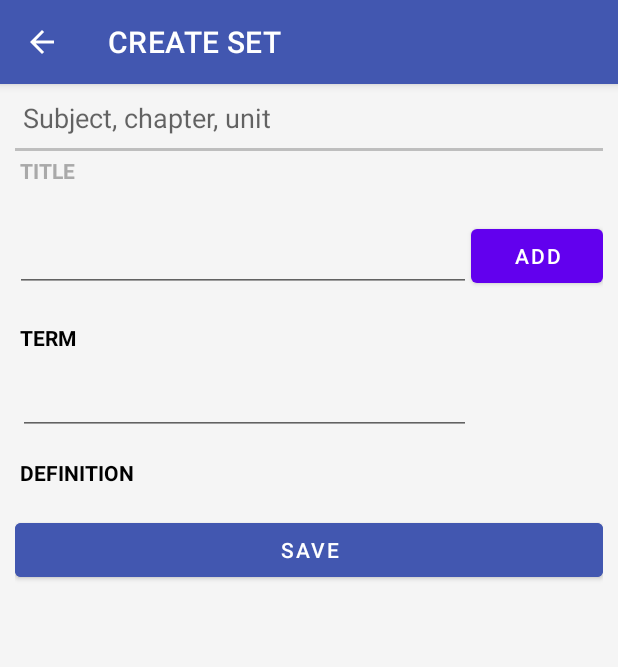
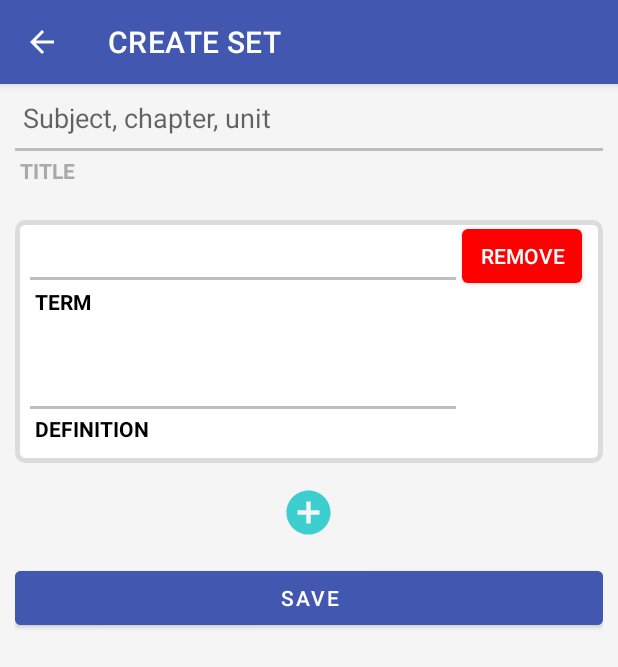
Before and after one commit to kyangho/PRM392-Colorful, an Android app: the CreateStudySetActivity screen opened directly, with no data from a screen before it, on a phone screen of 412 x 824 dp. Shown: the top 667 px of the screen. Run offline under Robolectric (Android 15) with nearby library versions, the phone set to English and light mode, and no system bars.

Commit message:
fix FE create set

```diff
--- a/app/src/main/java/com/coloful/activity/CreateStudySetActivity.java
+++ b/app/src/main/java/com/coloful/activity/CreateStudySetActivity.java
@@ -13,7 +13,9 @@ import android.widget.ArrayAdapter;
 import android.widget.AutoCompleteTextView;
 import android.widget.Button;
 import android.widget.EditText;
+import android.widget.ImageButton;
 import android.widget.LinearLayout;
+import android.widget.RelativeLayout;
 
 import androidx.appcompat.app.AppCompatActivity;
 
@@ -33,14 +35,14 @@ public class CreateStudySetActivity extends AppCompatActivity {
     EditText edt_create_quiz_title;
     Account account;
     AutoCompleteTextView textIn, textIn1;
-    Button buttonAdd;
+    ImageButton buttonAdd;
     LinearLayout container;
     ArrayAdapter<String> adapter1;
+
     @SuppressLint("MissingInflatedId")
     @Override
     protected void onCreate(Bundle savedInstanceState) {
         super.onCreate(savedInstanceState);
-        setContentView(R.layout.activity_create_study_set);
         setContentView(R.layout.activity_create_study_set);
         getSupportActionBar().setDisplayHomeAsUpEnabled(true);
         getSupportActionBar().setBackgroundDrawable(new ColorDrawable(Color.parseColor("#4257b0")));
@@ -48,46 +50,51 @@ public class CreateStudySetActivity extends AppCompatActivity {
         edt_create_quiz_title = findViewById(R.id.edt_create_quiz_title);
         btnSave = findViewById(R.id.btn_save_set);
         questionList.add(new Question());
-        ListViewCreateSetAdapter adapter = new ListViewCreateSetAdapter(this, questionList);
         account = DataLocalManager.getAccount();
         btnSave.setOnClickListener(new View.OnClickListener() {
             @Override
             public void onClick(View view) {
                 QuizDao db = new QuizDao();
-                db.addQuiz(CreateStudySetActivity.this,account.getUsername(),edt_create_quiz_title.getText().toString().trim(), questionList);
+                db.addQuiz(CreateStudySetActivity.this, account.getUsername(), edt_create_quiz_title.getText().toString().trim(), questionList);
             }
         });
         adapter1 = new ArrayAdapter<String>(this,
                 android.R.layout.simple_dropdown_item_1line);
-        textIn = (AutoCompleteTextView)findViewById(R.id.textin);
-        textIn1 = (AutoCompleteTextView)findViewById(R.id.textin1);
-        textIn.setAdapter(adapter1);
-        textIn1.setAdapter(adapter1);
-        buttonAdd = (Button)findViewById(R.id.add);
+        buttonAdd = (ImageButton) findViewById(R.id.add);
         container = (LinearLayout) findViewById(R.id.container);
+        addItem();
+
         buttonAdd.setOnClickListener(new View.OnClickListener() {
             @Override
             public void onClick(View view) {
+                addItem();
+            }
+        });
+    }
+
+    public void addItem() {
         LayoutInflater layoutInflater =
                 (LayoutInflater) getBaseContext().getSystemService(Context.LAYOUT_INFLATER_SERVICE);
         final View addView = layoutInflater.inflate(R.layout.list_view_create_set_item, null);
-                AutoCompleteTextView textOut = (AutoCompleteTextView)addView.findViewById(R.id.edt_term_1);
-                AutoCompleteTextView textOut1 = (AutoCompleteTextView)addView.findViewById(R.id.edt_definition_1);
+        RelativeLayout.LayoutParams params = new RelativeLayout.LayoutParams(
+                RelativeLayout.LayoutParams.MATCH_PARENT,
+                RelativeLayout.LayoutParams.WRAP_CONTENT
+        );
+        params.setMargins(0, 15, 0, 15);
+        addView.setLayoutParams(params);
+        AutoCompleteTextView textOut = (AutoCompleteTextView) addView.findViewById(R.id.edt_term_1);
+        AutoCompleteTextView textOut1 = (AutoCompleteTextView) addView.findViewById(R.id.edt_definition_1);
         textOut.setAdapter(adapter1);
         textOut1.setAdapter(adapter1);
-                textOut.setText(textIn.getText().toString());
-                textOut1.setText(textIn.getText().toString());
-                Button buttonRemove = (Button)addView.findViewById(R.id.remove);
-                final View.OnClickListener thisListener = new View.OnClickListener(){
+        container.addView(addView);
+        Button buttonRemove = (Button) addView.findViewById(R.id.remove);
+        final View.OnClickListener thisListener = new View.OnClickListener() {
             @Override
             public void onClick(View v) {
-                        ((LinearLayout)addView.getParent()).removeView(addView);
+                ((LinearLayout) addView.getParent()).removeView(addView);
             }
         };
         buttonRemove.setOnClickListener(thisListener);
-                container.addView(addView);
-            }
-        });
     }
 
     @Override
--- a/app/src/main/res/layout/activity_create_study_set.xml
+++ b/app/src/main/res/layout/activity_create_study_set.xml
@@ -12,6 +12,7 @@
         android:layout_width="match_parent"
         android:layout_height="wrap_content"
         android:layout_marginHorizontal="10dp"
+        android:gravity="center"
         android:orientation="vertical">
 
         <EditText
@@ -36,66 +37,22 @@
             android:textColor="@color/dark_gray"
             android:textStyle="bold" />
 
-        <RelativeLayout
-            android:layout_width="match_parent"
-            android:layout_height="196dp">
-
-            <Button
-                android:id="@+id/add"
-                android:layout_width="wrap_content"
-                android:layout_height="wrap_content"
-                android:layout_alignParentRight="true"
-                android:text="Add" />
-
-            <AutoCompleteTextView
-                android:id="@+id/textin"
-                android:layout_width="match_parent"
-                android:layout_height="wrap_content"
-                android:layout_alignParentLeft="true"
-                android:layout_toLeftOf="@id/add"
-                android:minHeight="48dp" />
-
-            <TextView
-                android:layout_width="match_parent"
-                android:layout_height="wrap_content"
-                android:layout_below="@+id/textin"
-                android:layout_alignBottom="@+id/textin"
-                android:layout_marginTop="17dp"
-                android:layout_marginBottom="-43dp"
-                android:padding="3dp"
-                android:text="TERM"
-                android:textColor="@color/black"
-                android:textStyle="bold" />
-
-            <AutoCompleteTextView
-                android:id="@+id/textin1"
-                android:layout_width="match_parent"
-                android:layout_height="wrap_content"
-                android:layout_alignParentLeft="true"
-                android:layout_alignParentTop="true"
-                android:layout_marginLeft="2dp"
-                android:layout_marginTop="98dp"
-                android:layout_marginRight="0dp"
-                android:layout_toLeftOf="@id/add" />
-
-            <TextView
-                android:layout_width="match_parent"
-                android:layout_height="wrap_content"
-                android:layout_alignBottom="@+id/textin1"
-                android:layout_marginTop="0dp"
-                android:layout_marginBottom="-38dp"
-                android:padding="3dp"
-                android:text="DEFINITION"
-                android:textColor="@color/black"
-                android:textStyle="bold" />
-        </RelativeLayout>
-
         <LinearLayout
             android:id="@+id/container"
             android:layout_width="match_parent"
             android:layout_height="wrap_content"
-            android:orientation="vertical">
-        </LinearLayout>
+            android:gravity="center"
+            android:orientation="vertical"/>
+
+        <ImageButton
+            android:id="@+id/add"
+            android:layout_width="46dp"
+            android:layout_height="wrap_content"
+            android:layout_marginVertical="5dp"
+            android:backgroundTint="@color/white_smoke"
+            app:srcCompat="@drawable/ic_baseline_add_circle_24"
+            tools:ignore="SpeakableTextPresentCheck" />
+
         <Button
             android:id="@+id/btn_save_set"
             android:layout_width="match_parent"
--- a/app/src/main/res/layout/list_view_create_set_item.xml
+++ b/app/src/main/res/layout/list_view_create_set_item.xml
@@ -2,14 +2,19 @@
 <RelativeLayout xmlns:android="http://schemas.android.com/apk/res/android"
     xmlns:tools="http://schemas.android.com/tools"
     android:layout_width="match_parent"
-    android:layout_height="150dp"
-    android:orientation="vertical">
+    android:layout_height="165dp"
+    android:layout_marginBottom="10dp"
+    android:background="@drawable/border_white"
+    android:orientation="vertical"
+    android:paddingHorizontal="10dp">
 
     <Button
+        android:backgroundTint="@color/red"
         android:id="@+id/remove"
         android:layout_width="wrap_content"
         android:layout_height="wrap_content"
         android:layout_alignParentRight="true"
+        android:textColor="@color/white"
         android:text="Remove" />
 
     <AutoCompleteTextView
@@ -17,7 +22,9 @@
         android:layout_width="match_parent"
         android:layout_height="wrap_content"
         android:layout_alignParentLeft="true"
-        android:layout_toLeftOf="@id/remove"/>
+        android:layout_marginTop="15dp"
+        android:layout_toLeftOf="@id/remove"
+        android:background="@drawable/border_bottom_text" />
 
     <TextView
         android:layout_width="match_parent"
@@ -34,18 +41,16 @@
         android:layout_width="match_parent"
         android:layout_height="wrap_content"
         android:layout_alignParentLeft="true"
-        android:layout_marginLeft="0dp"
         android:layout_marginTop="78dp"
-        android:layout_marginRight="0dp"
         android:layout_toLeftOf="@id/remove"
+        android:background="@drawable/border_bottom_text"
         android:minHeight="48dp" />
 
     <TextView
         android:layout_width="match_parent"
         android:layout_height="wrap_content"
         android:layout_below="@+id/edt_definition_1"
-        android:layout_marginTop="0dp"
-        android:layout_marginBottom="100dp"
+        android:layout_marginBottom="10dp"
         android:padding="3dp"
         android:text="DEFINITION"
         android:textColor="@color/black"
--- a/build.gradle
+++ b/build.gradle
@@ -1,7 +1,7 @@
 // Top-level build file where you can add configuration options common to all sub-projects/modules.
 plugins {
-    id 'com.android.application' version '7.3.1' apply false
-    id 'com.android.library' version '7.3.1' apply false
+    id 'com.android.application' version '7.2.2' apply false
+    id 'com.android.library' version '7.2.2' apply false
 }
 
 task clean(type: Delete) {
```
Lines whose indentation alone changed are shown as unchanged.
